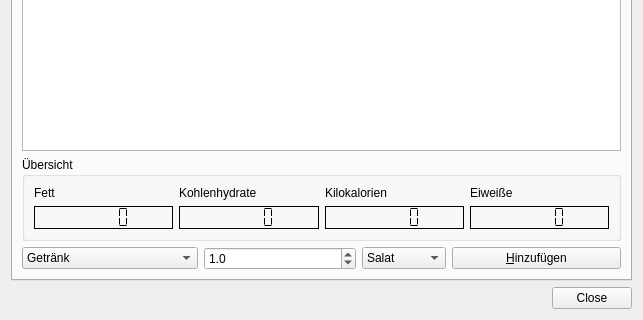
Before: the Qt Designer form maindlg.ui in cniehaus/tomate, drawn with Qt 5; both pictures show x 0 to 643 and y 291 to 611 of the 643 by 611 pixel window.
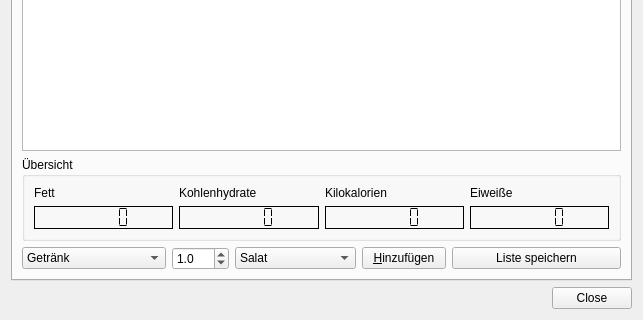
After: the same form once the commit is applied.

Commit message: loading files, better internal logic

Diff of the .ui file:
```diff
--- a/maindlg.ui
+++ b/maindlg.ui
@@ -33,14 +33,14 @@
          </property>
         </widget>
        </item>
-       <item row="0" column="1" colspan="2" >
+       <item row="0" column="1" colspan="3" >
         <widget class="QDateEdit" name="dateEdit" >
          <property name="displayFormat" >
           <string>dd MMMM yyyy</string>
          </property>
         </widget>
        </item>
-       <item row="0" column="3" colspan="3" >
+       <item row="0" column="4" colspan="3" >
         <spacer>
          <property name="orientation" >
           <enum>Qt::Horizontal</enum>
@@ -53,14 +53,14 @@
          </property>
         </spacer>
        </item>
-       <item row="0" column="6" >
+       <item row="0" column="7" >
         <widget class="QPushButton" name="todayButton" >
          <property name="text" >
           <string>Heute</string>
          </property>
         </widget>
        </item>
-       <item row="1" column="0" colspan="7" >
+       <item row="1" column="0" colspan="8" >
         <widget class="QTreeWidget" name="treeWidget" >
          <property name="sortingEnabled" >
           <bool>true</bool>
@@ -95,7 +95,7 @@
          </column>
         </widget>
        </item>
-       <item row="2" column="0" colspan="7" >
+       <item row="2" column="0" colspan="8" >
         <widget class="QGroupBox" name="groupBox" >
          <property name="title" >
           <string>Übersicht</string>
@@ -189,7 +189,7 @@
          </item>
         </widget>
        </item>
-       <item row="3" column="2" colspan="2" >
+       <item row="3" column="2" >
         <widget class="QDoubleSpinBox" name="doubleSpinBox" >
          <property name="decimals" >
           <number>1</number>
@@ -202,7 +202,7 @@
          </property>
         </widget>
        </item>
-       <item row="3" column="4" >
+       <item row="3" column="3" colspan="2" >
         <widget class="QComboBox" name="foodCombo" >
          <property name="minimumSize" >
           <size>
@@ -227,13 +227,20 @@
          </item>
         </widget>
        </item>
-       <item row="3" column="5" colspan="2" >
+       <item row="3" column="5" >
         <widget class="QPushButton" name="addButton" >
          <property name="text" >
           <string>&amp;Hinzufügen</string>
          </property>
         </widget>
        </item>
+       <item row="3" column="6" colspan="2" >
+        <widget class="QPushButton" name="saveButton" >
+         <property name="text" >
+          <string>Liste speichern</string>
+         </property>
+        </widget>
+       </item>
       </layout>
      </widget>
      <widget class="QWidget" name="Seite" >
```
The commit also changes 1 other file.
